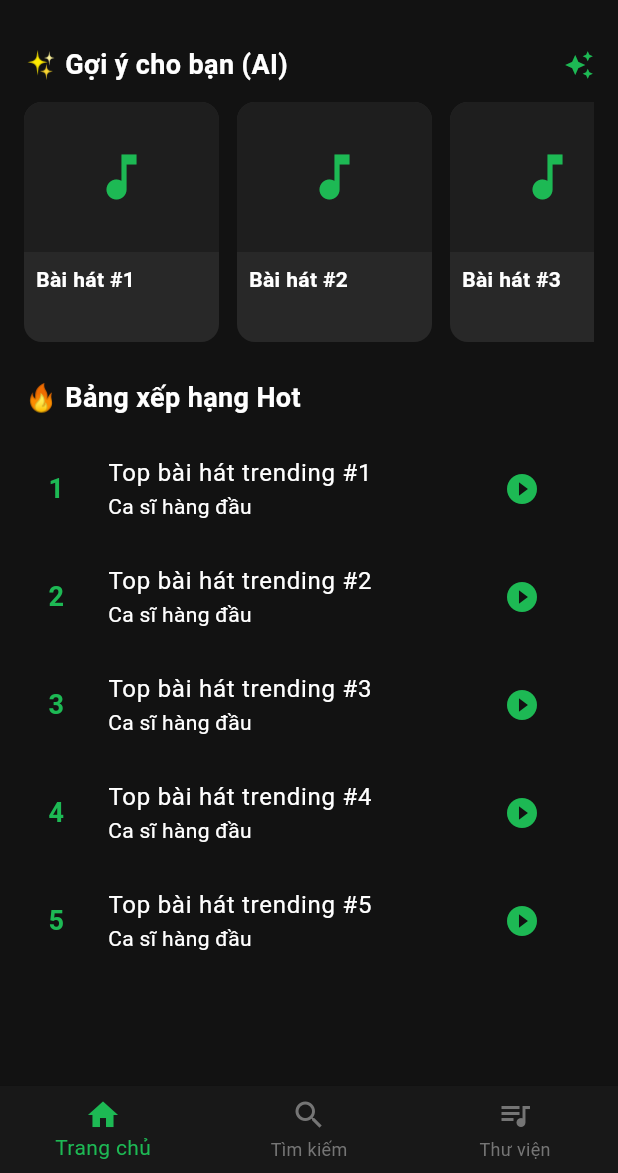
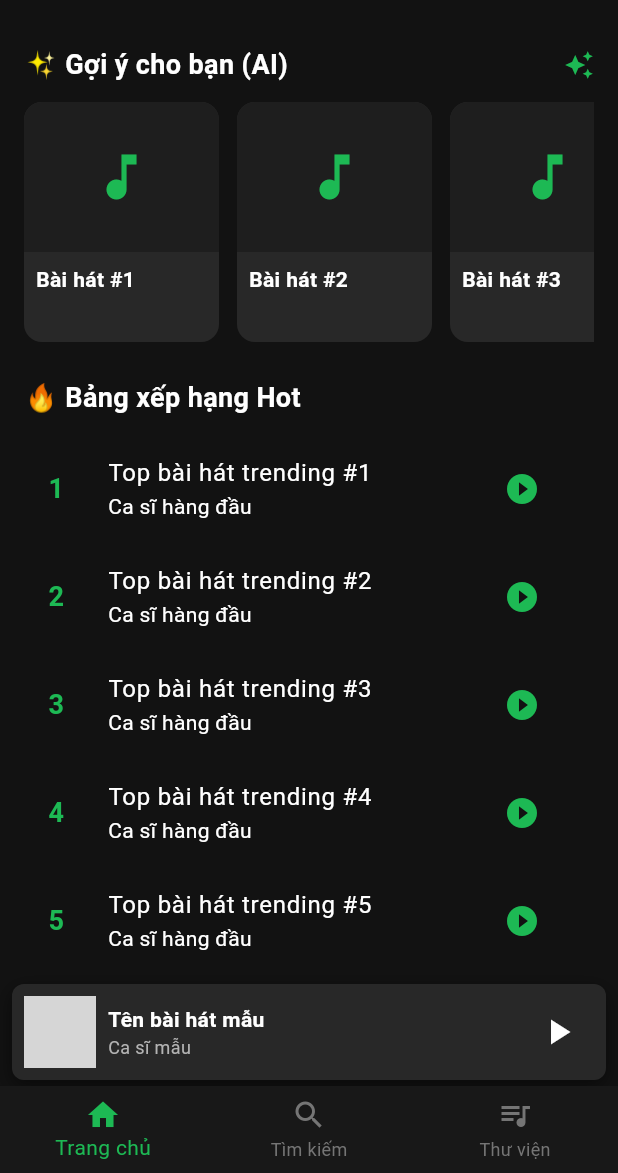
Before and after one commit to whimsical-word/music4_mobile, a Flutter app: the screen it shows after launch, on a phone screen of 412 x 824 dp, the part 63-1236 px from its top. Run offline on Flutter 3.47's test engine with Material 3 defaults, Android fonts, the phone set to English and light mode, and no system bars; our stand-ins replace dio, flutter_riverpod, flutter_secure_storage, go_router, pretty_dio_logger, shimmer; network calls fail; grey boxes are pictures that could not be loaded.

Commit message:
[CE190036] feat(player): add mini player widget and minimize functionality

```diff
--- a/lib/core/router/app_router.dart
+++ b/lib/core/router/app_router.dart
@@ -70,7 +70,22 @@ final GoRouter appRouter = GoRouter(
     GoRoute(
       path: RouteNames.player,
       name: 'player',
-      builder: (context, state) => const MusicPlayerScreen(),
+      pageBuilder: (context, state) {
+        return CustomTransitionPage(
+          key: state.pageKey,
+          child: const MusicPlayerScreen(),
+          transitionsBuilder: (context, animation, secondaryAnimation, child) {
+            const begin = Offset(0.0, 1.0);
+            const end = Offset.zero;
+            const curve = Curves.easeInOutCubic;
+            var tween = Tween(begin: begin, end: end).chain(CurveTween(curve: curve));
+            return SlideTransition(
+              position: animation.drive(tween),
+              child: child,
+            );
+          },
+        );
+      },
     ),
     GoRoute(
       path: RouteNames.upload,
--- a/lib/features/home/presentation/screens/home_screen.dart
+++ b/lib/features/home/presentation/screens/home_screen.dart
@@ -2,6 +2,7 @@ import 'package:flutter/material.dart';
 import 'package:go_router/go_router.dart';
 import '../../../../core/router/route_names.dart';
 import '../../../../core/theme/app_colors.dart';
+import '../../../player/presentation/widgets/mini_player_widget.dart';
 
 class HomeScreen extends StatelessWidget {
   const HomeScreen({super.key});
@@ -22,13 +23,16 @@ class HomeScreen extends StatelessWidget {
           ),
         ],
       ),
-      body: ListView(
+      body: Column(
+        children: [
+          Expanded(
+            child: ListView(
               padding: const EdgeInsets.all(16.0),
               children: [
                 // Section 1: AI Recommendations
-          Row(
+                const Row(
                   mainAxisAlignment: MainAxisAlignment.spaceBetween,
-            children: const [
+                  children: [
                     Text(
                       '✨ Gợi ý cho bạn (AI)',
                       style: TextStyle(fontSize: 18, fontWeight: FontWeight.bold),
@@ -107,6 +111,10 @@ class HomeScreen extends StatelessWidget {
                 ),
               ],
             ),
+          ),
+          const MiniPlayerWidget(),
+        ],
+      ),
       bottomNavigationBar: BottomNavigationBar(
         currentIndex: 0,
         items: const [
--- a/lib/features/player/presentation/screens/music_player_screen.dart
+++ b/lib/features/player/presentation/screens/music_player_screen.dart
@@ -42,6 +42,10 @@ class _MusicPlayerScreenState extends State<MusicPlayerScreen> with SingleTicker
   Widget build(BuildContext context) {
     return Scaffold(
       appBar: AppBar(
+        leading: IconButton(
+          icon: const Icon(Icons.keyboard_arrow_down, size: 32),
+          onPressed: () => context.pop(), // Thu nhỏ player
+        ),
         title: const Text('Đang phát'),
         centerTitle: true,
         actions: [
--- /dev/null
+++ b/lib/features/player/presentation/widgets/mini_player_widget.dart
@@ -0,0 +1,76 @@
+import 'package:flutter/material.dart';
+import 'package:go_router/go_router.dart';
+import '../../../../core/theme/app_colors.dart';
+import '../../../../core/router/route_names.dart';
+
+class MiniPlayerWidget extends StatelessWidget {
+  const MiniPlayerWidget({super.key});
+
+  @override
+  Widget build(BuildContext context) {
+    return GestureDetector(
+      onTap: () => context.push(RouteNames.player), // Mở rộng lên full màn hình
+      child: Container(
+        height: 64,
+        margin: const EdgeInsets.symmetric(horizontal: 8, vertical: 4),
+        decoration: BoxDecoration(
+          color: AppColors.card, // Màu nền của thanh mini
+          borderRadius: BorderRadius.circular(8),
+          boxShadow: [
+            BoxShadow(
+              color: Colors.black.withValues(alpha: 0.5),
+              blurRadius: 10,
+              offset: const Offset(0, 4),
+            ),
+          ],
+        ),
+        child: Row(
+          children: [
+            // Cover Image
+            Container(
+              width: 48,
+              height: 48,
+              margin: const EdgeInsets.all(8),
+              decoration: BoxDecoration(
+                borderRadius: BorderRadius.circular(4),
+                image: const DecorationImage(
+                  image: NetworkImage('https://picsum.photos/100'),
+                  fit: BoxFit.cover,
+                ),
+              ),
+            ),
+            // Track Info
+            const Expanded(
+              child: Column(
+                mainAxisAlignment: MainAxisAlignment.center,
+                crossAxisAlignment: CrossAxisAlignment.start,
+                children: [
+                  Text(
+                    'Tên bài hát mẫu',
+                    style: TextStyle(fontWeight: FontWeight.bold, fontSize: 14),
+                    maxLines: 1,
+                    overflow: TextOverflow.ellipsis,
+                  ),
+                  Text(
+                    'Ca sĩ mẫu',
+                    style: TextStyle(color: AppColors.textSecondary, fontSize: 12),
+                    maxLines: 1,
+                    overflow: TextOverflow.ellipsis,
+                  ),
+                ],
+              ),
+            ),
+            // Play/Pause Button
+            IconButton(
+              icon: const Icon(Icons.play_arrow, size: 28),
+              onPressed: () {
+                // Tạm thời chỉ để UI tĩnh
+              },
+            ),
+            const SizedBox(width: 8),
+          ],
+        ),
+      ),
+    );
+  }
+}
```
Also changed, not shown: 1 other file. Lines whose indentation alone changed are shown as unchanged.
